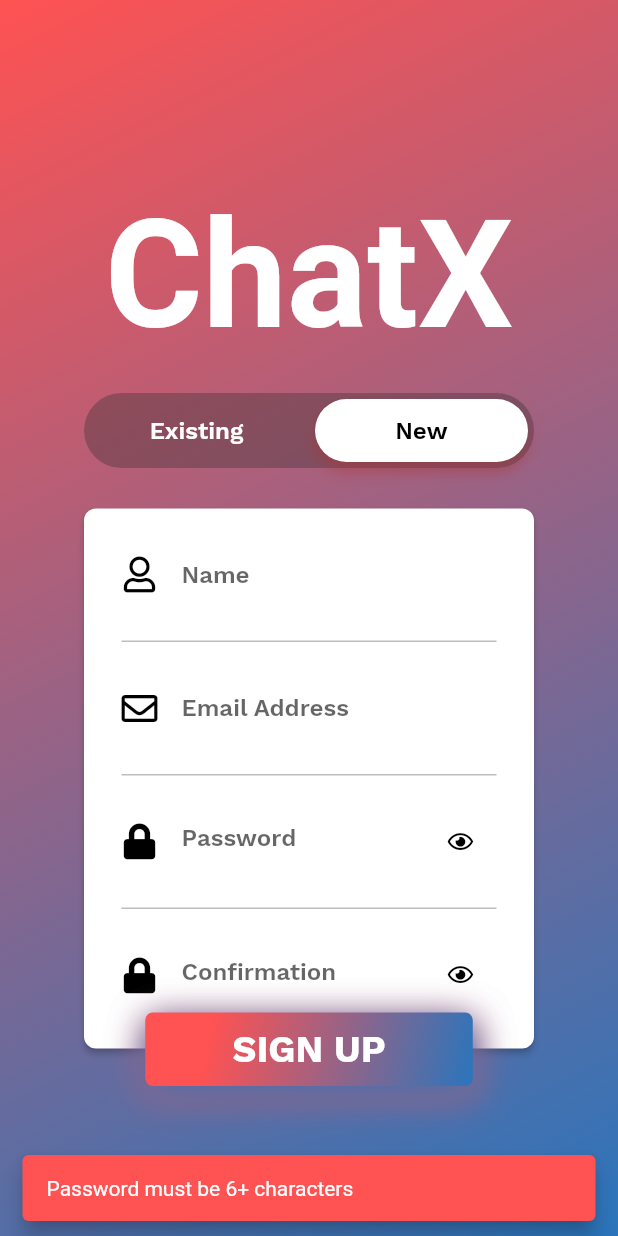
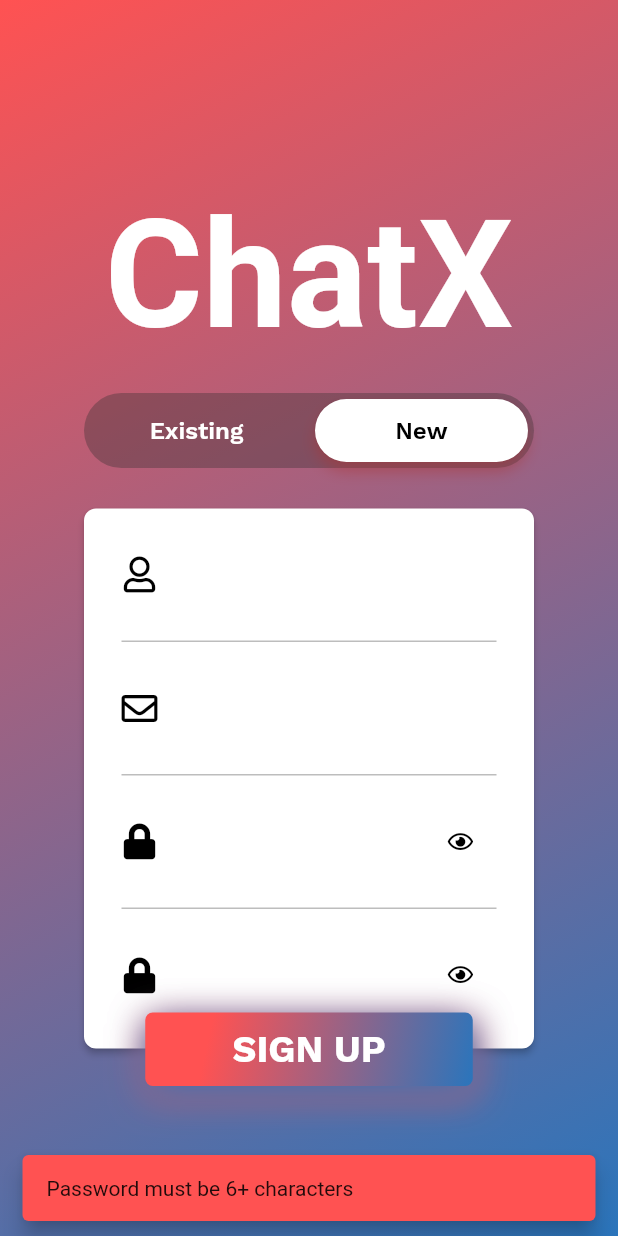
Before and after one commit to PriyanshuG13/ChatX, a Flutter app: the screen it shows after launch, after a tap on "New", after a tap on "SIGN UP", on a phone screen of 412 x 824 dp. Run offline on Flutter 3.47's test engine with Material 2 defaults, Android fonts, the phone set to English and light mode, and no system bars; our stand-ins replace cloud_firestore, firebase_auth, font_awesome_flutter, google_fonts, google_sign_in, shared_preferences; accounts and stored records are empty; network calls fail; Roboto replaces fonts that are missing (Combo); project files that could hold a hidden picture were left out.

Commit message:
Working on UI

```diff
--- a/lib/main.dart
+++ b/lib/main.dart
@@ -36,11 +36,12 @@ class _MyAppState extends State<MyApp> {
       title: 'ChatX',
       debugShowCheckedModeBanner: false,
       theme: ThemeData(
-        primaryColor: Color(0xff145C9E),
-        scaffoldBackgroundColor: Color(0xff1F1F1F),
-        accentColor: Color(0xff007EF4),
+        primaryColor: Colors.redAccent,
+        scaffoldBackgroundColor: Colors.black,
+        accentColor: Color(0xff2A75BC),
         fontFamily: "OverpassRegular",
         visualDensity: VisualDensity.adaptivePlatformDensity,
+        brightness: Brightness.dark,
       ),
       home: userIsLoggedIn != null
           ? userIsLoggedIn
--- a/lib/views/login_page.dart
+++ b/lib/views/login_page.dart
@@ -55,8 +55,8 @@ class _LoginPageState extends State<LoginPage>
             children: <Widget>[
               Padding(
                   padding: EdgeInsets.only(
-                      top: MediaQuery.of(context).size.height >= 700? 125: 30
-                  ),
+                      top:
+                          MediaQuery.of(context).size.height >= 700 ? 125 : 30),
                   child:
                       // Container(
                       //   width: 220,
--- a/lib/views/sign_up.dart
+++ b/lib/views/sign_up.dart
@@ -114,7 +114,8 @@ class _SignUpState extends State<SignUp> {
                             keyboardType: TextInputType.emailAddress,
                             validator: (val) {
                               if (!isEmail(val) && !isPhone(val)) {
-                                CustomSnackBar(context, Text('Please enter a valid email.'));
+                                CustomSnackBar(context,
+                                    Text('Please enter a valid email.'));
                               }
                               return null;
                             },
@@ -149,8 +150,9 @@ class _SignUpState extends State<SignUp> {
                             controller: signupPasswordController,
                             obscureText: _obscureTextPassword,
                             validator: (val) {
-                              if(val.length < 6){
-                                CustomSnackBar(context, Text('Enter Password 6+ characters'));
+                              if (val.length < 6) {
+                                CustomSnackBar(context,
+                                    Text('Enter Password 6+ characters'));
                               }
                               return null;
                             },
@@ -196,11 +198,14 @@ class _SignUpState extends State<SignUp> {
                             obscureText: _obscureTextConfirmPassword,
                             autocorrect: false,
                             validator: (val) {
-                              if(val.length < 6){
-                                CustomSnackBar(context, Text('Password must be 6+ characters'));
-                              } else if(val != signupPasswordController.text){
+                              if (val.length < 6) {
                                 CustomSnackBar(context,
-                                    Text('Password and Confirm Password fields do not match'));
+                                    Text('Password must be 6+ characters'));
+                              } else if (val != signupPasswordController.text) {
+                                CustomSnackBar(
+                                    context,
+                                    Text(
+                                        'Password and Confirm Password fields do not match'));
                               }
                               return null;
                             },
--- a/lib/widget/widget.dart
+++ b/lib/widget/widget.dart
@@ -18,7 +18,8 @@ Widget appBarMain(BuildContext context) {
 
 class CustomSnackBar {
   CustomSnackBar(BuildContext context, Widget content,
-      {SnackBarAction snackBarAction, Color backgroundColor = Colors.redAccent}) {
+      {SnackBarAction snackBarAction,
+      Color backgroundColor = Colors.redAccent}) {
     final SnackBar snackBar = SnackBar(
         action: snackBarAction,
         backgroundColor: backgroundColor,
```
Also changed, not shown: lib/views/chat.dart (+9 -9 lines), lib/views/chatrooms.dart (+12 -5 lines), lib/views/my_profile.dart (+13 -21 lines), lib/views/new_chat.dart (+15 -13 lines), lib/views/sign_in.dart (+12 -6 lines), pubspec.yaml (+0 -26 lines), pubspec.lock.
